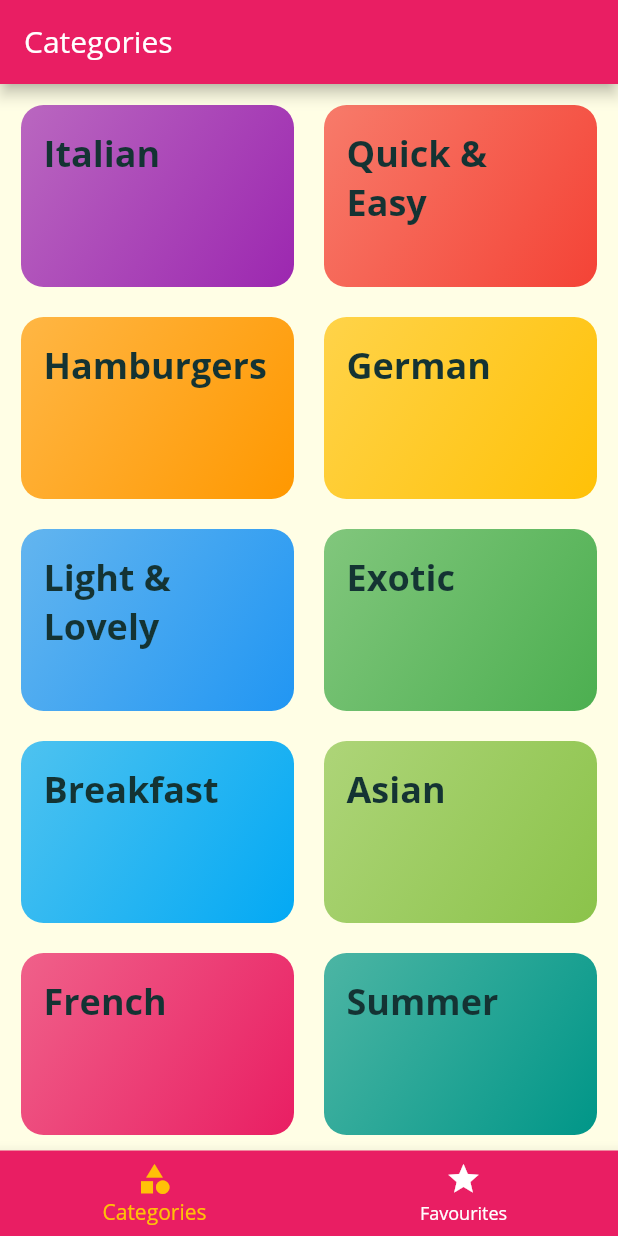
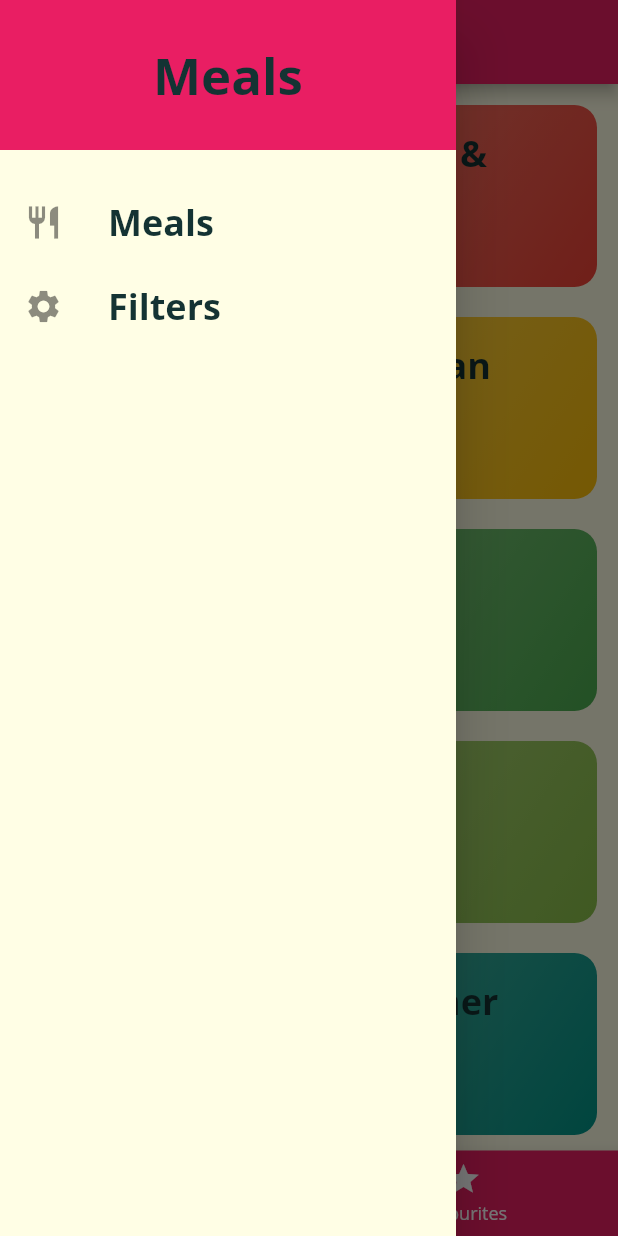
Before and after one commit to crew-guy/food_app, a Flutter app: the screen it shows after launch, with the side drawer open (before the commit the screen has no drawer), on a phone screen of 412 x 824 dp. Run offline on Flutter 3.47's test engine with Material 2 defaults, Android fonts, the phone set to English and light mode, and no system bars.

Commit message:
simple drawer

```diff
--- a/lib/main.dart
+++ b/lib/main.dart
@@ -1,6 +1,7 @@
 import 'package:flutter/material.dart';
 import 'package:food_app/screens/category_meals_screen.dart';
 import 'package:food_app/screens/category_screen.dart';
+import 'package:food_app/screens/filters_screen.dart';
 import 'package:food_app/screens/meal_details_screen.dart';
 import 'package:food_app/screens/tabs_screen.dart';
 
@@ -38,7 +39,8 @@ class MyApp extends StatelessWidget {
       routes: {
         '/': (ctx) => TabsScreen(),
         CategoryMealsScreen.routeName: (ctx) => CategoryMealsScreen(),
-        MealDetailsScreen.routeName: (ctx) => MealDetailsScreen()
+        MealDetailsScreen.routeName: (ctx) => MealDetailsScreen(),
+        FiltersScreen.routeName: (ctx) => FiltersScreen()
       },
       onGenerateRoute: (settings) {
         return MaterialPageRoute(builder: (ctx) => CategoryScreen());
--- /dev/null
+++ b/lib/screens/filters_screen.dart
@@ -0,0 +1,16 @@
+import 'package:flutter/material.dart';
+import 'package:food_app/widgets/main_drawer.dart';
+
+class FiltersScreen extends StatelessWidget {
+  static const String routeName = '/filters';
+
+  @override
+  Widget build(BuildContext context) {
+    return Scaffold(
+        appBar: AppBar(title: Text('Filters')),
+        drawer: MainDrawer(),
+        body: Center(
+          child: Text('Your filters'),
+        ));
+  }
+}
--- a/lib/screens/tabs_screen.dart
+++ b/lib/screens/tabs_screen.dart
@@ -1,6 +1,7 @@
 import 'package:flutter/material.dart';
 import 'package:food_app/screens/category_screen.dart';
 import 'package:food_app/screens/favourites_screen.dart';
+import 'package:food_app/widgets/main_drawer.dart';
 
 class TabsScreen extends StatefulWidget {
   const TabsScreen({Key? key}) : super(key: key);
@@ -28,6 +29,7 @@ class _TabsScreenState extends State<TabsScreen> {
       appBar: AppBar(
         title: Text(_pages[_selectedPageIndex]['title']),
       ),
+      drawer: MainDrawer(),
       body: _pages[_selectedPageIndex]['page'],
       bottomNavigationBar: BottomNavigationBar(
         backgroundColor: Theme.of(context).primaryColor,
--- /dev/null
+++ b/lib/widgets/main_drawer.dart
@@ -0,0 +1,46 @@
+import 'package:flutter/material.dart';
+import 'package:food_app/screens/filters_screen.dart';
+
+class MainDrawer extends StatelessWidget {
+  Widget buildListTile(IconData icon, String title, Function tapHandler) {
+    return ListTile(
+      leading: Icon(icon, size: 26),
+      title: Text(
+        title,
+        style: TextStyle(
+            fontFamily: 'OpenSans', fontSize: 24, fontWeight: FontWeight.bold),
+      ),
+      onTap: () => tapHandler(),
+    );
+  }
+
+  @override
+  Widget build(BuildContext context) {
+    return Drawer(
+      child: Column(
+        children: [
+          Container(
+            width: double.infinity,
+            height: 100,
+            color: Theme.of(context).primaryColor,
+            alignment: Alignment.center,
+            child: Text(
+              'Meals',
+              style: TextStyle(
+                fontSize: 34,
+                fontWeight: FontWeight.bold,
+              ),
+            ),
+          ),
+          SizedBox(height: 20),
+          buildListTile(Icons.restaurant, 'Meals', () {
+            Navigator.of(context).pushNamed('/');
+          }),
+          buildListTile(Icons.settings, 'Filters', () {
+            Navigator.of(context).pushNamed(FiltersScreen.routeName);
+          })
+        ],
+      ),
+    );
+  }
+}
```
